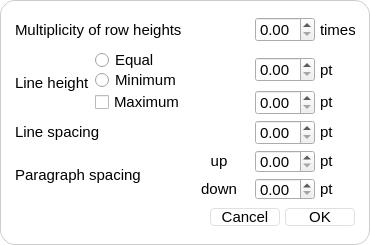
Qt form src/design/spacing.ui (teenxsky/RnR_Text_Editor) before a commit.
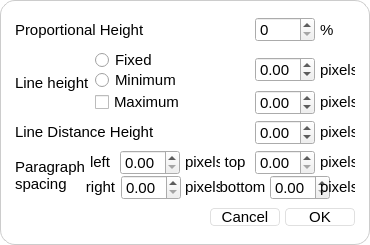
The same form after that commit.

What changed in the file:
```diff
--- a/src/design/spacing.ui
+++ b/src/design/spacing.ui
@@ -125,7 +125,7 @@
          </font>
         </property>
         <property name="text">
-         <string>Multiplicity of row heights</string>
+         <string>Proportional Height</string>
         </property>
        </widget>
       </item>
@@ -155,7 +155,7 @@
        </spacer>
       </item>
       <item>
-       <widget class="QDoubleSpinBox" name="spin_mul">
+       <widget class="QSpinBox" name="spin_prop_height">
         <property name="minimumSize">
          <size>
           <width>60</width>
@@ -173,6 +173,9 @@
           <pointsize>11</pointsize>
          </font>
         </property>
+        <property name="maximum">
+         <number>1000</number>
+        </property>
        </widget>
       </item>
       <item>
@@ -195,7 +198,7 @@
          </font>
         </property>
         <property name="text">
-         <string>times</string>
+         <string>%</string>
         </property>
        </widget>
       </item>
@@ -360,7 +363,7 @@
                </font>
               </property>
               <property name="text">
-               <string>Equal</string>
+               <string>Fixed</string>
               </property>
               <attribute name="buttonGroup">
                <string notr="true">group_line_height</string>
@@ -429,6 +432,12 @@
              <pointsize>11</pointsize>
             </font>
            </property>
+           <property name="minimum">
+            <double>-99.000000000000000</double>
+           </property>
+           <property name="maximum">
+            <double>10000.000000000000000</double>
+           </property>
           </widget>
          </item>
          <item>
@@ -451,7 +460,7 @@
             </font>
            </property>
            <property name="text">
-            <string>pt</string>
+            <string>pixels</string>
            </property>
           </widget>
          </item>
@@ -555,6 +564,12 @@
              <pointsize>11</pointsize>
             </font>
            </property>
+           <property name="minimum">
+            <double>-99.000000000000000</double>
+           </property>
+           <property name="maximum">
+            <double>10000.000000000000000</double>
+           </property>
           </widget>
          </item>
          <item>
@@ -577,7 +592,7 @@
             </font>
            </property>
            <property name="text">
-            <string>pt</string>
+            <string>pixels</string>
            </property>
           </widget>
          </item>
@@ -637,7 +652,7 @@
          </font>
         </property>
         <property name="text">
-         <string>Line spacing</string>
+         <string>Line Distance Height</string>
         </property>
        </widget>
       </item>
@@ -673,6 +688,12 @@
           <pointsize>11</pointsize>
          </font>
         </property>
+        <property name="minimum">
+         <double>-99.000000000000000</double>
+        </property>
+        <property name="maximum">
+         <double>10000.000000000000000</double>
+        </property>
        </widget>
       </item>
       <item>
@@ -695,7 +716,7 @@
          </font>
         </property>
         <property name="text">
-         <string>pt</string>
+         <string>pixels</string>
         </property>
        </widget>
       </item>
@@ -735,7 +756,7 @@
        <number>0</number>
       </property>
       <property name="spacing">
-       <number>5</number>
+       <number>0</number>
       </property>
       <item row="0" column="0" rowspan="2">
        <widget class="QLabel" name="label_12">
@@ -748,7 +769,7 @@
         <property name="maximumSize">
          <size>
           <width>16777215</width>
-          <height>20</height>
+          <height>16777215</height>
          </size>
         </property>
         <property name="font">
@@ -759,9 +780,129 @@
         <property name="text">
          <string>Paragraph spacing</string>
         </property>
+        <property name="wordWrap">
+         <bool>true</bool>
+        </property>
        </widget>
       </item>
       <item row="0" column="1">
+       <widget class="QFrame" name="frame_9">
+        <property name="minimumSize">
+         <size>
+          <width>0</width>
+          <height>20</height>
+         </size>
+        </property>
+        <property name="maximumSize">
+         <size>
+          <width>16777215</width>
+          <height>25</height>
+         </size>
+        </property>
+        <property name="frameShape">
+         <enum>QFrame::StyledPanel</enum>
+        </property>
+        <property name="frameShadow">
+         <enum>QFrame::Raised</enum>
+        </property>
+        <layout class="QHBoxLayout" name="horizontalLayout_8">
+         <property name="spacing">
+          <number>5</number>
+         </property>
+         <property name="leftMargin">
+          <number>0</number>
+         </property>
+         <property name="topMargin">
+          <number>0</number>
+         </property>
+         <property name="rightMargin">
+          <number>0</number>
+         </property>
+         <property name="bottomMargin">
+          <number>0</number>
+         </property>
+         <item>
+          <widget class="QLabel" name="label_13">
+           <property name="minimumSize">
+            <size>
+             <width>0</width>
+             <height>20</height>
+            </size>
+           </property>
+           <property name="maximumSize">
+            <size>
+             <width>16777215</width>
+             <height>20</height>
+            </size>
+           </property>
+           <property name="font">
+            <font>
+             <pointsize>11</pointsize>
+            </font>
+           </property>
+           <property name="toolTip">
+            <string>Sets the paragraph's left margin</string>
+           </property>
+           <property name="text">
+            <string>left</string>
+           </property>
+           <property name="alignment">
+            <set>Qt::AlignCenter</set>
+           </property>
+          </widget>
+         </item>
+         <item>
+          <widget class="QDoubleSpinBox" name="spin_par_spacing_left">
+           <property name="minimumSize">
+            <size>
+             <width>60</width>
+             <height>20</height>
+            </size>
+           </property>
+           <property name="maximumSize">
+            <size>
+             <width>60</width>
+             <height>25</height>
+            </size>
+           </property>
+           <property name="font">
+            <font>
+             <pointsize>11</pointsize>
+            </font>
+           </property>
+           <property name="maximum">
+            <double>10000.000000000000000</double>
+           </property>
+          </widget>
+         </item>
+         <item>
+          <widget class="QLabel" name="label_14">
+           <property name="minimumSize">
+            <size>
+             <width>35</width>
+             <height>20</height>
+            </size>
+           </property>
+           <property name="maximumSize">
+            <size>
+             <width>35</width>
+             <height>20</height>
+            </size>
+           </property>
+           <property name="font">
+            <font>
+             <pointsize>11</pointsize>
+            </font>
+           </property>
+           <property name="text">
+            <string>pixels</string>
+           </property>
+          </widget>
+         </item>
+        </layout>
+       </widget>
+      </item>
+      <item row="0" column="2">
        <widget class="QFrame" name="frame_5">
         <property name="minimumSize">
          <size>
@@ -817,7 +958,7 @@
             </font>
            </property>
            <property name="text">
-            <string>up</string>
+            <string>top</string>
            </property>
            <property name="alignment">
             <set>Qt::AlignCenter</set>
@@ -843,6 +984,9 @@
              <pointsize>11</pointsize>
             </font>
            </property>
+           <property name="maximum">
+            <double>10000.000000000000000</double>
+           </property>
           </widget>
          </item>
          <item>
@@ -865,7 +1009,7 @@
             </font>
            </property>
            <property name="text">
-            <string>pt</string>
+            <string>pixels</string>
            </property>
           </widget>
          </item>
@@ -873,6 +1017,117 @@
        </widget>
       </item>
       <item row="1" column="1">
+       <widget class="QFrame" name="frame_10">
+        <property name="maximumSize">
+         <size>
+          <width>16777215</width>
+          <height>25</height>
+         </size>
+        </property>
+        <property name="frameShape">
+         <enum>QFrame::StyledPanel</enum>
+        </property>
+        <property name="frameShadow">
+         <enum>QFrame::Raised</enum>
+        </property>
+        <layout class="QHBoxLayout" name="horizontalLayout_9">
+         <property name="spacing">
+          <number>5</number>
+         </property>
+         <property name="leftMargin">
+          <number>0</number>
+         </property>
+         <property name="topMargin">
+          <number>0</number>
+         </property>
+         <property name="rightMargin">
+          <number>0</number>
+         </property>
+         <property name="bottomMargin">
+          <number>0</number>
+         </property>
+         <item>
+          <widget class="QLabel" name="label_15">
+           <property name="minimumSize">
+            <size>
+             <width>0</width>
+             <height>20</height>
+            </size>
+           </property>
+           <property name="maximumSize">
+            <size>
+             <width>16777215</width>
+             <height>20</height>
+            </size>
+           </property>
+           <property name="font">
+            <font>
+             <pointsize>11</pointsize>
+            </font>
+           </property>
+           <property name="toolTip">
+            <string>Sets the paragraph's right margin</string>
+           </property>
+           <property name="text">
+            <string>right</string>
+           </property>
+           <property name="alignment">
+            <set>Qt::AlignCenter</set>
+           </property>
+          </widget>
+         </item>
+         <item>
+          <widget class="QDoubleSpinBox" name="spin_par_spacing_right">
+           <property name="minimumSize">
+            <size>
+             <width>60</width>
+             <height>20</height>
+            </size>
+           </property>
+           <property name="maximumSize">
+            <size>
+             <width>60</width>
+             <height>25</height>
+            </size>
+           </property>
+           <property name="font">
+            <font>
+             <pointsize>11</pointsize>
+            </font>
+           </property>
+           <property name="maximum">
+            <double>10000.000000000000000</double>
+           </property>
+          </widget>
+         </item>
+         <item>
+          <widget class="QLabel" name="label_16">
+           <property name="minimumSize">
+            <size>
+             <width>35</width>
+             <height>20</height>
+            </size>
+           </property>
+           <property name="maximumSize">
+            <size>
+             <width>35</width>
+             <height>20</height>
+            </size>
+           </property>
+           <property name="font">
+            <font>
+             <pointsize>11</pointsize>
+            </font>
+           </property>
+           <property name="text">
+            <string>pixels</string>
+           </property>
+          </widget>
+         </item>
+        </layout>
+       </widget>
+      </item>
+      <item row="1" column="2">
        <widget class="QFrame" name="frame_6">
         <property name="maximumSize">
          <size>
@@ -922,7 +1177,7 @@
             </font>
            </property>
            <property name="text">
-            <string>down</string>
+            <string>bottom</string>
            </property>
            <property name="alignment">
             <set>Qt::AlignCenter</set>
@@ -948,6 +1203,9 @@
              <pointsize>11</pointsize>
             </font>
            </property>
+           <property name="maximum">
+            <double>10000.000000000000000</double>
+           </property>
           </widget>
          </item>
          <item>
@@ -970,7 +1228,7 @@
             </font>
            </property>
            <property name="text">
-            <string>pt</string>
+            <string>pixels</string>
            </property>
           </widget>
          </item>
```
Left out of the diff: 31 changed lines with no effect on the pictures.
